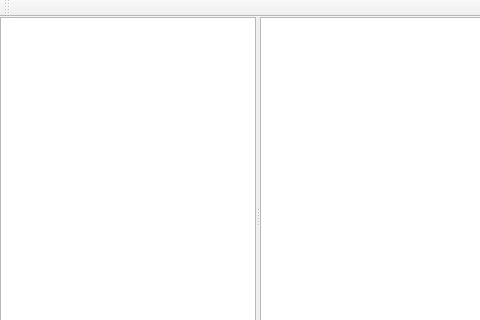
Old version of the form viewer/mainwindow.ui in the repository Future-Popcan/MapView; both pictures show x 0 to 480 and y 0 to 320 of the 580 by 436 pixel window.
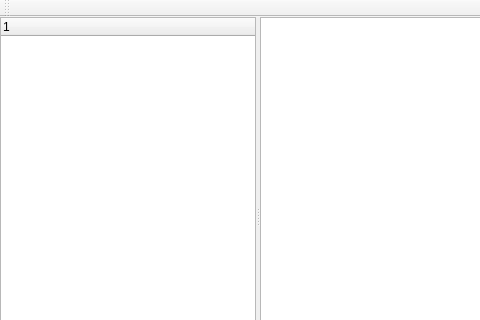
New version of the form.

Patch:
```diff
--- a/viewer/mainwindow.ui
+++ b/viewer/mainwindow.ui
@@ -35,10 +35,13 @@
       <property name="orientation">
        <enum>Qt::Horizontal</enum>
       </property>
-      <property name="childrenCollapsible">
-       <bool>false</bool>
-      </property>
-      <widget class="QTreeView" name="mapTree"/>
+      <widget class="QTreeWidget" name="mapTree">
+       <column>
+        <property name="text">
+         <string notr="true">1</string>
+        </property>
+       </column>
+      </widget>
       <widget class="QGraphicsView" name="mapView">
        <property name="sizePolicy">
         <sizepolicy hsizetype="Expanding" vsizetype="Expanding">
```
Left out of the diff: 3 changed lines with no effect on the pictures.
